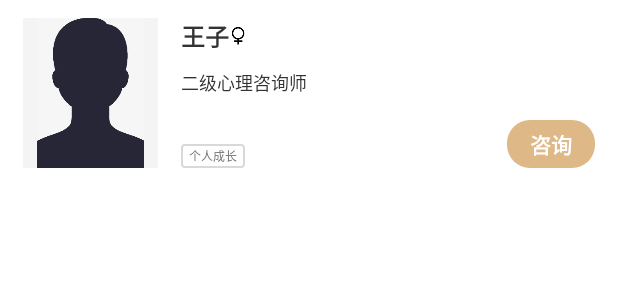
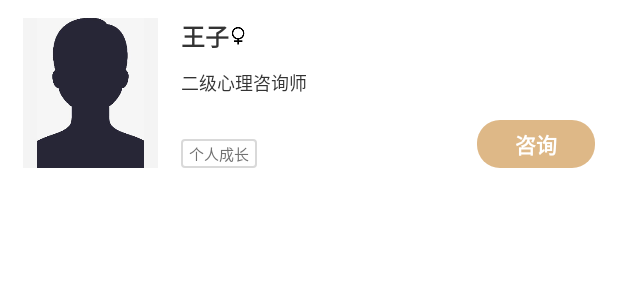
Before and after one commit to KarenKaKa/StudentHelp, an Android app: the layout item_teachers.xml on its own in the app's theme, with its tools: preview values and no code run, on a phone screen of 412 x 824 dp. Shown: the top 300 px of the screen. Run offline under Robolectric (Android 15) with nearby library versions, the phone set to English and light mode, and no system bars.

Commit message:
咨询师列表完善

```diff
--- a/app/src/main/java/com/consultation/studenthelp/module/teachers/TeachersAdapter.java
+++ b/app/src/main/java/com/consultation/studenthelp/module/teachers/TeachersAdapter.java
@@ -59,6 +59,9 @@ public class TeachersAdapter extends RecyclerView.Adapter<TeachersAdapter.Teache
             holder.label3.setVisibility(View.VISIBLE);
             holder.label3.setText(label[2]);
         }
+
+        holder.tvChat.setText(bean.getBoolean(UserInfo.USER_AVAILABLE) ? "咨询" : "留言");
+        holder.tvChat.setBackgroundResource(bean.getBoolean(UserInfo.USER_AVAILABLE) ? R.drawable.shape_solid_deb887_15 : R.drawable.shape_solid_a4d3ee_15);
     }
 
     @Override
@@ -73,6 +76,7 @@ public class TeachersAdapter extends RecyclerView.Adapter<TeachersAdapter.Teache
         private TextView label2;
         private TextView label3;
         private ImageView gender;
+        private TextView tvChat;
 
         public TeacherViewHolder(@NonNull View itemView) {
             super(itemView);
@@ -82,6 +86,7 @@ public class TeachersAdapter extends RecyclerView.Adapter<TeachersAdapter.Teache
             label2 = itemView.findViewById(R.id.label2);
             label3 = itemView.findViewById(R.id.label3);
             gender = itemView.findViewById(R.id.gender);
+            tvChat = itemView.findViewById(R.id.tvChat);
         }
     }
 }
--- a/app/src/main/java/com/consultation/studenthelp/net/ApiService.java
+++ b/app/src/main/java/com/consultation/studenthelp/net/ApiService.java
@@ -10,7 +10,7 @@ import retrofit2.http.FormUrlEncoded;
 import retrofit2.http.POST;
 
 public interface ApiService {
-    @FormUrlEncoded
-    @POST("/web/identity/userIdentityStatus")
-    Observable<UserInfo> userIdentityStatus(@FieldMap HashMap<String, String> map);
+//    @FormUrlEncoded
+//    @POST("")
+//    Observable<UserInfo> userInfo(@FieldMap HashMap<String, String> map);
 }
--- a/app/src/main/java/com/consultation/studenthelp/net/vo/UserInfo.java
+++ b/app/src/main/java/com/consultation/studenthelp/net/vo/UserInfo.java
@@ -5,4 +5,5 @@ public class UserInfo {
     public static final String USER_GENDER = "gender";
     public static final String USER_LABELS = "labels";
     public static final String USER_SKILLS = "skills";
+    public static final String USER_AVAILABLE = "available"; //是否有空 true按钮咨询 false按钮留言
 }
--- /dev/null
+++ b/app/src/main/res/drawable/shape_solid_a4d3ee_15.xml
@@ -0,0 +1,5 @@
+<?xml version="1.0" encoding="utf-8"?>
+<shape xmlns:android="http://schemas.android.com/apk/res/android">
+    <solid android:color="#A4D3EE" />
+    <corners android:radius="15dp" />
+</shape>
--- a/app/src/main/res/layout/activity_teachers.xml
+++ b/app/src/main/res/layout/activity_teachers.xml
@@ -33,7 +33,7 @@
             android:layout_height="0dp"
             android:layout_marginTop="10dp"
             android:background="@color/white"
-            android:paddingTop="10dp"
+            android:paddingVertical="10dp"
             app:layoutManager="androidx.recyclerview.widget.LinearLayoutManager"
             app:layout_constraintBottom_toBottomOf="parent"
             app:layout_constraintTop_toBottomOf="@+id/ivBack" />
--- a/app/src/main/res/layout/item_teachers.xml
+++ b/app/src/main/res/layout/item_teachers.xml
@@ -56,7 +56,7 @@
         android:paddingVertical="2dp"
         android:text="个人成长"
         android:textColor="#737373"
-        android:textSize="8sp"
+        android:textSize="10sp"
         app:layout_constraintBottom_toBottomOf="@+id/ivHead"
         app:layout_constraintLeft_toLeftOf="@+id/name" />
 
@@ -70,7 +70,7 @@
         android:paddingVertical="2dp"
         android:text="个人成长"
         android:textColor="#737373"
-        android:textSize="8sp"
+        android:textSize="10sp"
         android:visibility="gone"
         app:layout_constraintLeft_toRightOf="@+id/label1"
         app:layout_constraintTop_toTopOf="@+id/label1" />
@@ -85,16 +85,17 @@
         android:paddingVertical="2dp"
         android:text="个人成长"
         android:textColor="#737373"
-        android:textSize="8sp"
+        android:textSize="10sp"
         android:visibility="gone"
         app:layout_constraintLeft_toRightOf="@+id/label2"
         app:layout_constraintTop_toTopOf="@+id/label1" />
 
     <TextView
+        android:id="@+id/tvChat"
         android:layout_width="wrap_content"
         android:layout_height="wrap_content"
         android:background="@drawable/shape_solid_deb887_15"
-        android:paddingHorizontal="15dp"
+        android:paddingHorizontal="25dp"
         android:paddingVertical="5dp"
         android:text="咨询"
         android:textColor="@color/white"
```
